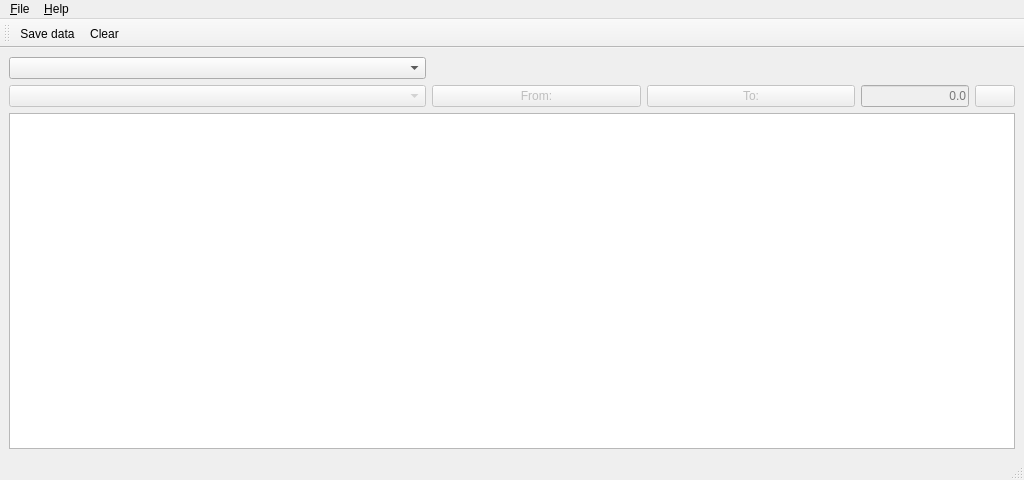
First picture: the form in qt4/filler2/filler2.ui, repository Newterm/szarp, before the edit.
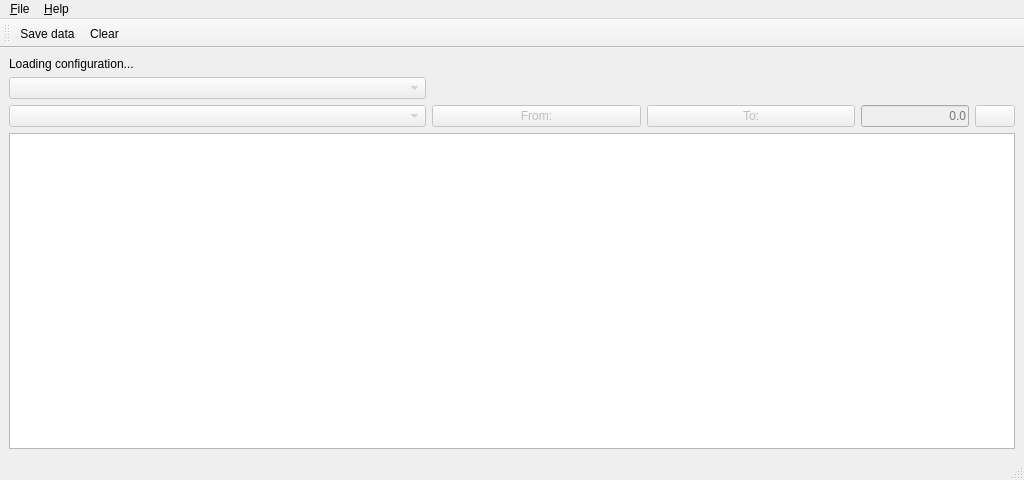
Second picture: the form after the edit. Icons and pictures are not drawn.

Commit message:
filler2: GUI improvements, IPKParser skeleton
* added "enable chain" for form elements.
* added skeleton for IPKParser module (for reading configuration
  from "params.xml").

What changed in the file:
```diff
--- a/qt4/filler2/filler2.ui
+++ b/qt4/filler2/filler2.ui
@@ -22,6 +22,13 @@
   </property>
   <widget class="QWidget" name="centralwidget">
    <layout class="QVBoxLayout" name="verticalLayout">
+    <item>
+     <widget class="QLabel" name="titleLabel">
+      <property name="text">
+       <string>Loading configuration...</string>
+      </property>
+     </widget>
+    </item>
     <item>
      <layout class="QGridLayout" name="gridLayout" columnstretch="6,3,3,2,1">
       <item row="1" column="2">
@@ -98,6 +105,12 @@
       </item>
       <item row="0" column="0">
        <widget class="QComboBox" name="listOfSets">
+        <property name="enabled">
+         <bool>false</bool>
+        </property>
+        <property name="focusPolicy">
+         <enum>Qt::NoFocus</enum>
+        </property>
         <property name="toolTip">
          <string>List of sets</string>
         </property>
```
Left out of the diff: 39 changed lines with no effect on the pictures. The commit also changes 3 other files.
